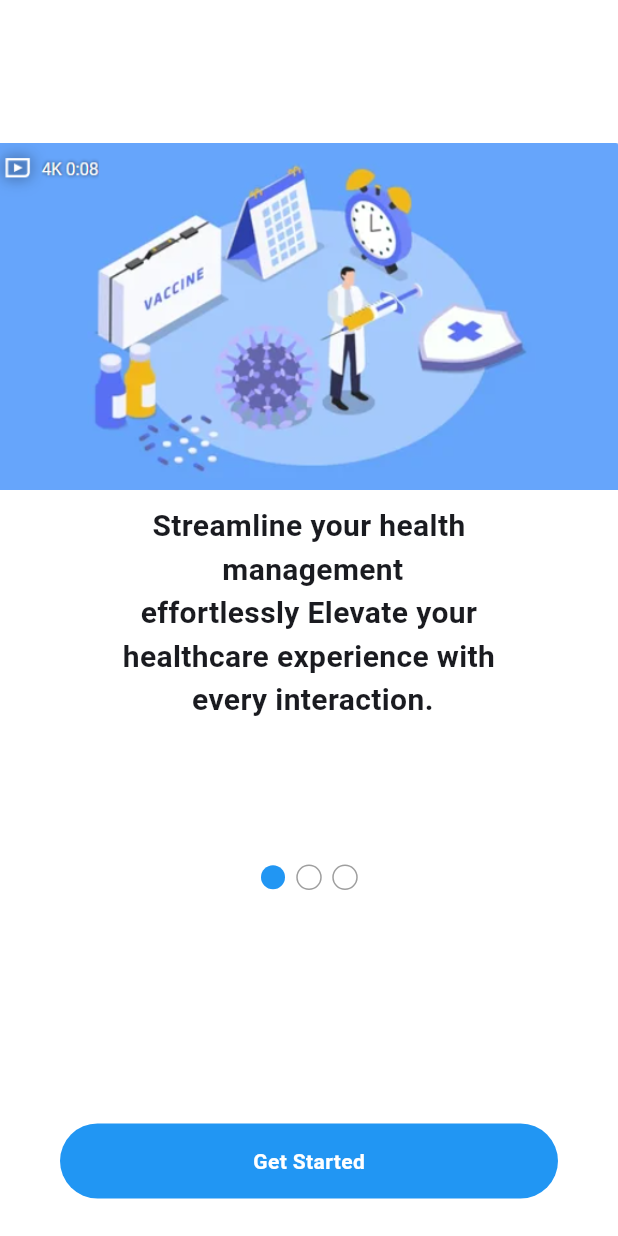
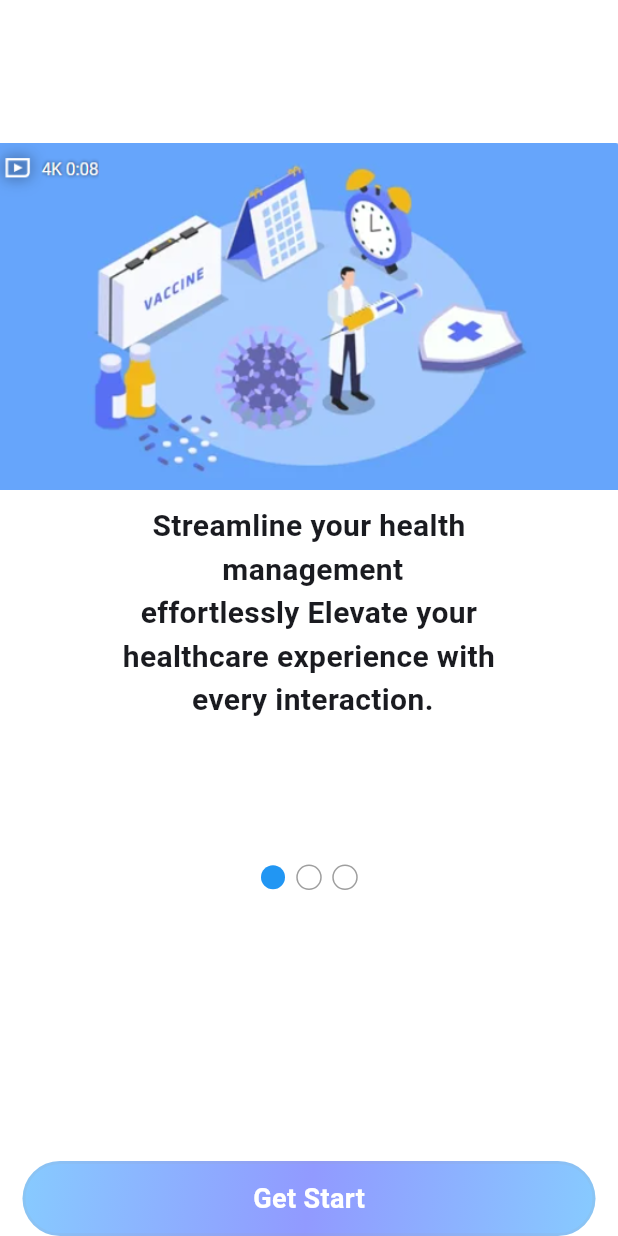
Before and after one commit to aminrazakhan07/Medical-App-GetX-, a Flutter app: the Onboardring screen opened directly, on a phone screen of 412 x 824 dp. Run offline on Flutter 3.47's test engine with Material 3 defaults, Android fonts, the phone set to English and light mode, and no system bars; drawn by our look-alikes of smooth_page_indicator; our stand-ins replace flutter_local_notifications, get.

Commit message:
glassi morphism

```diff
--- a/lib/Auth/ForgetPassCode.dart
+++ b/lib/Auth/ForgetPassCode.dart
@@ -1,6 +1,6 @@
 import 'package:flutter/material.dart';
 import 'package:medical_getx_app/Widgets/Buttom.dart';
-import 'package:medical_getx_app/Widgets/ScackBar.dart';
+import 'package:medical_getx_app/Widgets/SnackBar.dart';
 import 'package:medical_getx_app/Widgets/TextField.dart';
 
 class ForgetpasswordScr extends StatelessWidget {
--- a/lib/Auth/LoginScr.dart
+++ b/lib/Auth/LoginScr.dart
@@ -4,7 +4,7 @@ import 'package:medical_getx_app/Auth/ForgetPassCode.dart';
 import 'package:medical_getx_app/Auth/SignUp.dart';
 import 'package:medical_getx_app/Widgets/AlreadyHave.dart';
 import 'package:medical_getx_app/Widgets/Buttom.dart';
-import 'package:medical_getx_app/Widgets/ScackBar.dart';
+import 'package:medical_getx_app/Widgets/SnackBar.dart';
 import 'package:medical_getx_app/Widgets/TextField.dart';
 import 'package:medical_getx_app/Widgets/isDoctor.dart';
 
--- a/lib/Auth/SignUp.dart
+++ b/lib/Auth/SignUp.dart
@@ -5,7 +5,7 @@ import 'package:get/get.dart';
 import 'package:medical_getx_app/Auth/LoginScr.dart';
 import 'package:medical_getx_app/Widgets/AlreadyHave.dart';
 import 'package:medical_getx_app/Widgets/Buttom.dart';
-import 'package:medical_getx_app/Widgets/ScackBar.dart';
+import 'package:medical_getx_app/Widgets/SnackBar.dart';
 import 'package:medical_getx_app/Widgets/TextField.dart';
 import 'package:medical_getx_app/Widgets/isDoctor.dart';
 
--- a/lib/Screens/Onboadring/OnBoardHome.dart
+++ b/lib/Screens/Onboadring/OnBoardHome.dart
@@ -2,9 +2,10 @@ import 'package:flutter/material.dart';
 import 'package:get/get.dart';
 import 'package:medical_getx_app/Screens/HomeScr.dart';
 import 'package:medical_getx_app/Widgets/Buttom.dart';
+import 'package:medical_getx_app/Widgets/Glassify.dart';
 import 'package:medical_getx_app/Widgets/Indecator.dart';
 import 'package:medical_getx_app/Widgets/Onboad.dart';
-import 'package:medical_getx_app/Widgets/ScackBar.dart';
+import 'package:medical_getx_app/Widgets/SnackBar.dart';
 
 class Onboardring extends StatefulWidget {
   const Onboardring({super.key});
@@ -58,17 +59,37 @@ class _OnboardringState extends State<Onboardring> {
         ),
         bottomNavigationBar: Padding(
           padding: EdgeInsets.symmetric(horizontal: 15),
-          child: CustomButton(
-            lbl: 'Get Started',
+          child: GlassifyHelper.glassifyBottom(
+            height: 50,
+            width: 0,
+            borderRadius: BorderRadius.circular(25),
+            btnText: Center(
+                child: Text('Get Start',
+                    style: TextStyle(
+                        color: Colors.white,
+                        fontWeight: FontWeight.bold,
+                        fontSize: 18))),
             onTap: () {
-              ///
-              Get.offAll(const HomescrMedi());
-              SnackbarHelper.showSnackbar(
-                title: 'Click',
-                message: 'Successfully',
-              );
+              Get.offAll(HomescrMedi());
             },
           ),
+
+          ///////////  Glassifay
+          // CustomButton(
+          //   lbl: 'Get Started',
+          //   onTap: () {
+          //     ///
+          //     Get.offAll(const HomescrMedi());
+          //     SnackbarHelper.showSnackbar(
+          //       title: 'Click',
+          //       message: 'Successfully',
+          //       position: SnackPosition.BOTTOM,
+          //       icon: Icons.home_max,
+          //       backgroundColor: Colors.blueAccent,
+          //       textColor: Colors.white,
+          //     );
+          //   },
+          // ),
         ));
   }
 }
--- /dev/null
+++ b/lib/Widgets/Glassify.dart
@@ -0,0 +1,121 @@
+// ignore_for_file: sort_child_properties_last
+
+import 'package:flutter/material.dart';
+
+// class Glassify extends StatelessWidget {
+//   const Glassify({super.key});
+
+//   @override
+//   Widget build(BuildContext context) {
+//     return Scaffold(
+//         // backgroundColor: Colors.black,
+//         body: Center(
+//       child: Column(
+//         mainAxisAlignment: MainAxisAlignment.center,
+//         children: [
+//           ClipRRect(
+//             borderRadius: BorderRadius.circular(30),
+//             child: Container(
+//               height: 200,
+//               width: 200,
+//               child: Stack(
+//                 children: [
+//                   BackdropFilter(
+//                     filter: ImageFilter.blur(
+//                       sigmaX: 2,
+//                       sigmaY: 2,
+//                     ),
+//                     child: Container(),
+//                   ),
+//                   ////
+//                   Container(
+//                     height: 50,
+//                     width: 100,
+//                     decoration: BoxDecoration(
+//                         border: Border.all(color: Colors.white),
+//                         borderRadius: BorderRadius.circular(30),
+//                         gradient: LinearGradient(
+//                           begin: Alignment.topLeft,
+//                           end: Alignment.bottomRight,
+//                           colors: [
+//                             Colors.blue.withValues(alpha: 0.4),
+//                             Colors.blue.withValues(alpha: 0.1),
+//                           ],
+//                         )),
+//                   )
+//                 ],
+//               ),
+//             ),
+//           ),
+
+//           ////
+//         ],
+//       ),
+//     ));
+//   }
+// }
+
+////////// Normal Glassifay
+
+// Widget GlassifyBottom() {
+//   return Container(
+//     height: 50,
+//     width: 100,
+//     decoration: BoxDecoration(
+//         border: Border.all(color: Colors.white),
+//         borderRadius: BorderRadius.circular(30),
+//         gradient: LinearGradient(
+//           begin: Alignment.topLeft,
+//           end: Alignment.bottomRight,
+//           colors: [
+//             Colors.blue.withValues(alpha: 0.4),
+//             Colors.blue.withValues(alpha: 0.1),
+//           ],
+//         )),
+//   );
+// }
+
+//////////////// Glassmorphism
+
+import 'package:flutter/material.dart';
+
+class GlassifyHelper {
+  static Widget glassifyBottom({
+    final Widget? btnText,
+    VoidCallback? onTap, // Optional text or widget for button content
+    required final double height,
+    required final double width,
+    Color borderColor =
+        const Color.fromARGB(29, 158, 158, 158), // Default color
+    BorderRadius? borderRadius, // Optional border radius
+    List<Color> gradientColors = const [
+      // Color.fromARGB(31, 2, 195, 255), // Gradient color 1
+      Color.fromARGB(121, 2, 145, 255), // Gradient color 2
+      Color.fromARGB(113, 7, 27, 255),
+      Color.fromARGB(121, 2, 145, 255), // Gradient color 3
+      // Color.fromARGB(31, 2, 195, 255), // Gradient color 4
+    ],
+    Alignment gradientStart = Alignment.topLeft,
+    Alignment gradientEnd = Alignment.bottomRight,
+    double borderWidth = 2.0, // Default border width
+    // Optional onTap callback for InkWell
+  }) {
+    return InkWell(
+      onTap: onTap, // Action when tapped
+      child: Container(
+        height: height,
+        width: width,
+        decoration: BoxDecoration(
+          border: Border.all(color: borderColor, width: borderWidth),
+          borderRadius: borderRadius, // Default radius
+          gradient: LinearGradient(
+            begin: gradientStart,
+            end: gradientEnd,
+            colors: gradientColors,
+          ),
+        ),
+        child: Center(child: btnText), // Centered button content
+      ),
+    );
+  }
+}
--- a/lib/Widgets/ScackBar.dart
+++ b/lib/Widgets/SnackBar.dart
@@ -20,7 +20,7 @@ class SnackbarHelper {
       borderRadius: 8,
       margin: const EdgeInsets.all(10),
       duration: duration,
-      icon: icon != null ? Icon(icon, color: textColor) : null,
+      icon: icon != null ? Icon(icon, color: Colors.white) : null,
     );
   }
 }
--- a/lib/main.dart
+++ b/lib/main.dart
@@ -1,7 +1,8 @@
 import 'package:flutter/material.dart';
 import 'package:get/get_navigation/src/root/get_material_app.dart';
-import 'package:medical_getx_app/LocalNotific/Home_Page.dart';
 import 'package:medical_getx_app/LocalNotific/NotifiSercise.dart';
+import 'package:medical_getx_app/Screens/HomeScr.dart';
+import 'package:medical_getx_app/Screens/Onboadring/OnBoardHome.dart';
 
 void main() {
   WidgetsFlutterBinding.ensureInitialized();
@@ -26,7 +27,7 @@ class MyApp extends StatelessWidget {
         ),
         useMaterial3: true,
       ),
-      home: HomeNotification(),
+      home: Onboardring(),
     );
   }
 }
```
Also changed, not shown: lib/Screens/HomeScr.dart (+37 -1 lines), 1 other file.
